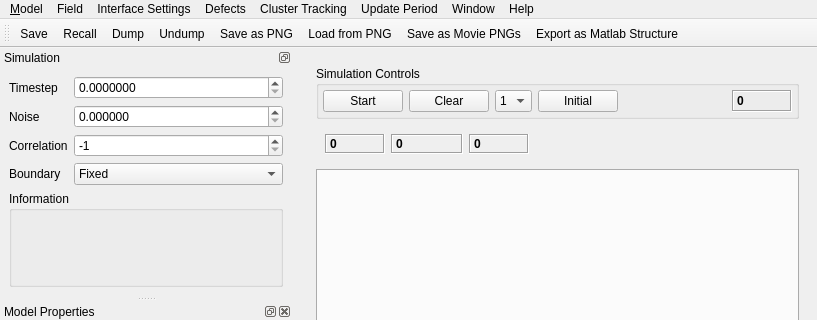
Above: ui/plotwindow_2d.ui from Debilski/Wellenprogramm before the change; both pictures show x 0 to 817 and y 0 to 320 of the 817 by 684 pixel window. Below: the same form after it.
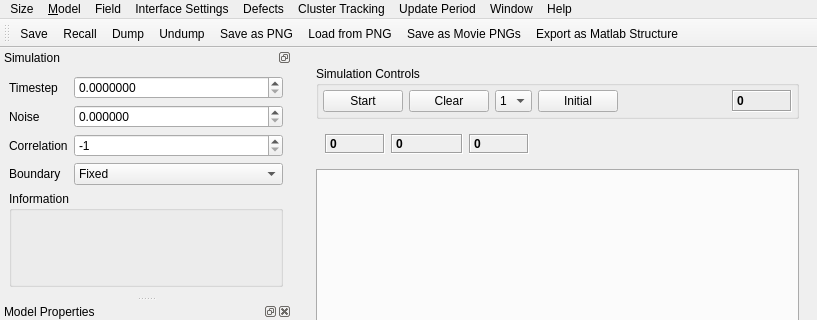
That is the form after the change. Custom widgets are drawn as their Qt base class.

Diff of the .ui file:
```diff
--- a/ui/plotwindow_2d.ui
+++ b/ui/plotwindow_2d.ui
@@ -356,6 +356,12 @@
     </widget>
     <addaction name="menuDock_Windows"/>
    </widget>
+   <widget class="QMenu" name="menuSize">
+    <property name="title">
+     <string>Size</string>
+    </property>
+   </widget>
+   <addaction name="menuSize"/>
    <addaction name="menuMode"/>
    <addaction name="menuField"/>
    <addaction name="menuProgram_Settings"/>
```
Left out of the diff: 5 changed lines with no effect on the pictures.
